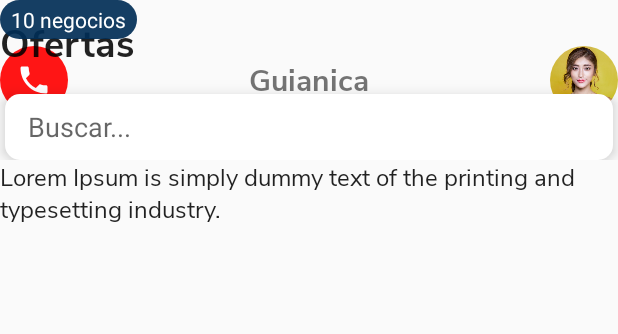
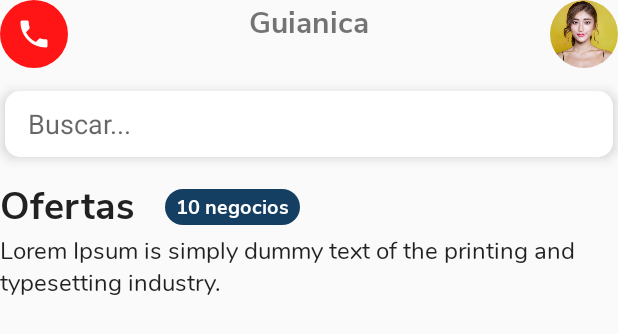
Before and after one commit to Estoico96/GuianicaApp, an Android app: the layout fragment_home.xml on its own in the app's theme, with its tools: preview values and no code run, on a phone screen of 412 x 824 dp. Shown: the top 334 px of the screen. Run offline under Robolectric (Android 15) with nearby library versions, the light colour scheme and no system bars.

Commit message:
Construyendo las ofertas desde codigo

```diff
--- a/app/build.gradle
+++ b/app/build.gradle
@@ -24,7 +24,10 @@ dependencies {
     implementation 'com.android.support:design:28.0.0'
     implementation 'com.android.support.constraint:constraint-layout:1.1.3'
     implementation 'com.google.android.gms:play-services-auth:16.0.1'
+    implementation 'com.google.firebase:firebase-core:16.0.4'
     implementation 'com.google.firebase:firebase-auth:16.0.5'
+    implementation 'com.firebaseui:firebase-ui-database:4.3.0'
+    implementation 'com.android.support:recyclerview-v7:28.0.0'
     implementation 'com.shuhart.bubblepagerindicator:bubblepagerindicator:1.0.13'
     implementation 'com.github.bumptech.glide:glide:3.7.0'
     implementation 'de.hdodenhof:circleimageview:2.2.0'
--- a/app/src/main/java/com/ninjabyte/guianica/splash/AuthFragment.java
+++ b/app/src/main/java/com/ninjabyte/guianica/splash/AuthFragment.java
@@ -33,7 +33,7 @@ import com.shuhart.bubblepagerindicator.BubblePageIndicator;
 
 
 public class AuthFragment extends Fragment implements View.OnClickListener {
-    private static final int FRAGMENT_CONTAINER = R.id.fragment_main;
+    private static final int FRAGMENT_CONTAINER = R.id.fragment_main_activity_splash;
     private static final int RC_SIGN_IN = 1;
     private static final String TAG = "AuthActivity";
 
--- a/app/src/main/res/layout/activity_main.xml
+++ b/app/src/main/res/layout/activity_main.xml
@@ -4,14 +4,13 @@
     xmlns:tools="http://schemas.android.com/tools"
     android:layout_width="match_parent"
     android:layout_height="match_parent"
-    android:orientation="vertical"
     tools:context=".main.MainActivity">
 
 
     <FrameLayout style="@style/LayoutLateralMargin"
         android:id="@+id/container_activity_main"
         android:layout_alignParentTop="true"
-        android:layout_above="@+id/navigation_view_activity_main"
+        android:layout_above="@+id/navigation_header_container"
         android:layout_width="match_parent"
         android:layout_height="wrap_content">
 
--- a/app/src/main/res/layout/fragment_home.xml
+++ b/app/src/main/res/layout/fragment_home.xml
@@ -17,7 +17,6 @@
             android:layout_height="45dp"
             android:src="@drawable/ic_call_white"
             android:layout_alignParentStart="true"
-            android:layout_centerVertical="true"
             android:background="@drawable/button_emergency_call_activity_main"/>
 
         <TextView
@@ -25,53 +24,59 @@
             android:layout_height="wrap_content"
             android:text="@string/app_name"
             android:layout_centerHorizontal="true"
-            android:layout_centerVertical="true"
             android:fontFamily="@font/nunito_sans_bold"
             android:textSize="20sp"/>
 
         <de.hdodenhof.circleimageview.CircleImageView
-            android:id="@+id/user_image_fragment_confirm"
+            android:id="@+id/user_image_fragment_home"
             android:layout_width="45dp"
             android:layout_height="45dp"
             app:civ_border_width="0dp"
-            android:layout_centerVertical="true"
             android:layout_alignParentEnd="true"
             android:src="@drawable/lorem_image"
             android:layout_centerHorizontal="true"
             android:elevation="@dimen/small_elevation"/>
 
-        <EditText
+        <EditText android:id="@+id/search_bar_home_fragment"
             android:hint="@string/text_hints_search_main_activity"
             android:inputType="text"
             android:layout_width="match_parent"
             android:layout_height="44dp"
             android:paddingStart="15dp"
             android:paddingEnd="15dp"
-            android:layout_marginTop="17dp"
+            android:layout_marginTop="15dp"
             android:layout_marginStart="3dp"
+            android:layout_marginBottom="3dp"
             android:layout_marginEnd="3dp"
-            android:layout_below="@id/user_image_fragment_confirm "
+            android:layout_below="@id/user_image_fragment_home"
             android:background="@drawable/background_searchbar_activity_main"
             android:elevation="@dimen/small_elevation"/>
 
-        <TextView style="@style/TitleHeader"
+        <TextView android:id="@+id/title_offer_home_fragment"
+            style="@style/TitleHeader"
             android:layout_width="wrap_content"
             android:layout_height="wrap_content"
+            android:layout_below="@+id/search_bar_home_fragment"
             android:text="@string/title_offer_home_fragment"/>
 
-        <TextView
+        <TextView android:id="@+id/tooltip_home_fragment"
             android:layout_width="wrap_content"
             android:layout_height="wrap_content"
             android:background="@drawable/background_tooltip"
             android:paddingStart="7dp"
-            android:paddingTop="3dp"
+            android:layout_toEndOf="@+id/title_offer_home_fragment"
+            android:layout_below="@+id/search_bar_home_fragment"
+            android:paddingTop="2dp"
             android:paddingEnd="7dp"
-            android:paddingBottom="3dp"
+            android:paddingBottom="2dp"
+            android:layout_marginTop="18dp"
+            android:layout_marginStart="15dp"
+            android:textSize="13sp"
+            android:fontFamily="@font/nunito_sans_bold"
             android:text="10 negocios"
             android:textColor="@color/colorWhite" />
 
     </RelativeLayout>
-
 
 
     <TextView
@@ -82,4 +87,7 @@
 
 
 
+
+
+
 </LinearLayout>
--- a/app/src/main/res/values/styles.xml
+++ b/app/src/main/res/values/styles.xml
@@ -28,6 +28,6 @@
     <style name="SubtitleHeader" parent="Theme.AppCompat.Light.NoActionBar">
         <item name="android:layout_marginEnd">@dimen/subtitle_margin_end</item>
         <item name="android:textSize">@dimen/subtitle_font_size</item>
-        <item name="android:fontFamily">@font/nunito_sans</item>
+        <item name="android:fontFamily">@font/nunito</item>
     </style>
 </resources>
```
Also changed, not shown: app/src/main/java/com/ninjabyte/guianica/Utilities.java (+43 -0 lines), app/src/main/java/com/ninjabyte/guianica/main/HomeFragment.java (+19 -3 lines), app/src/main/java/com/ninjabyte/guianica/model/CompanyBasic.java (added, +33 -0 lines), app/src/main/java/com/ninjabyte/guianica/model/Offer.java (added, +71 -0 lines), app/src/main/java/com/ninjabyte/guianica/splash/ConfirmFragment.java (+4 -8 lines), app/src/main/java/com/ninjabyte/guianica/splash/SplashActivity.java (+8 -5 lines), app/src/main/res/layout/activity_splash.xml (+3 -8 lines), app/src/main/res/font/nunito.ttf (added).
